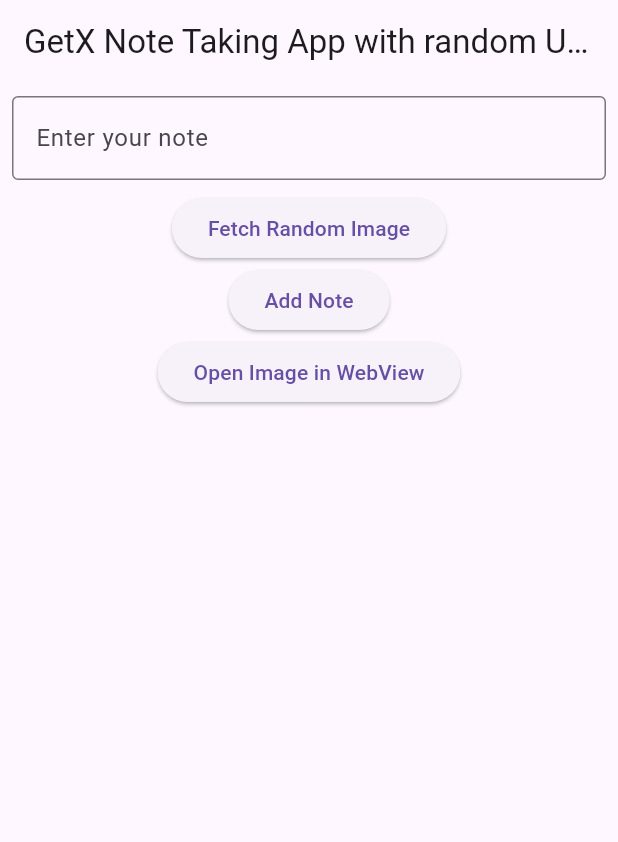
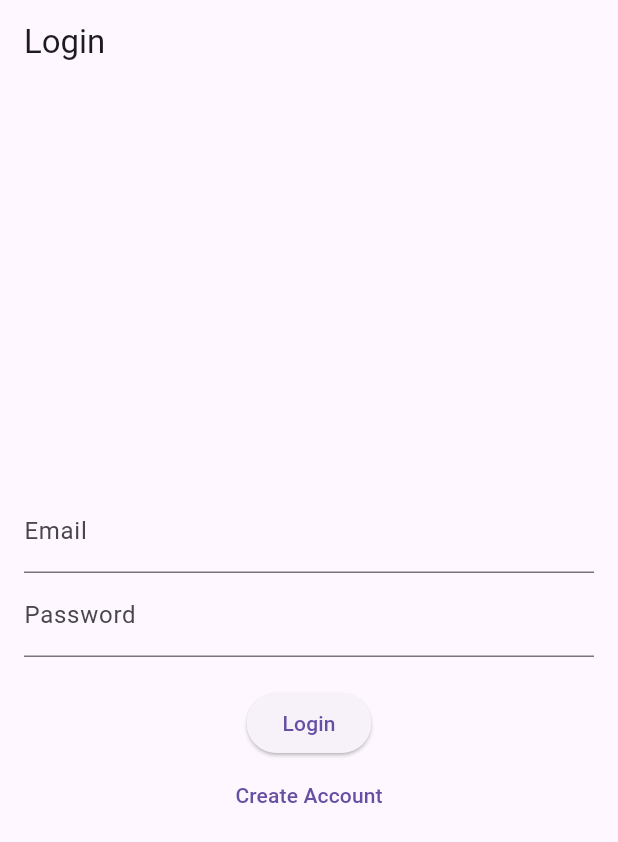
Before and after one commit to econsus/modul-mobile, a Flutter app: the screen it shows after launch, on a phone screen of 412 x 824 dp. Shown: the top 842 px of the screen. Run offline on Flutter 3.47's test engine with Material 3 defaults, Android fonts, the phone set to English and light mode, and no system bars; our stand-ins replace firebase_auth, firebase_core, get, webview_flutter; accounts and stored records are empty.

Commit message:
error, remove

```diff
--- a/lib/main.dart
+++ b/lib/main.dart
@@ -1,7 +1,9 @@
-// main.dart
 import 'package:flutter/material.dart';
+import 'package:firebase_core/firebase_core.dart';
 import 'views/note_app.dart';
 
-void main() {
+void main() async {
+  WidgetsFlutterBinding.ensureInitialized();
+  await Firebase.initializeApp();
   runApp(NoteApp());
 }
--- /dev/null
+++ b/lib/views/login_page.dart
@@ -0,0 +1,129 @@
+// views/login_page.dart
+import 'package:flutter/material.dart';
+import 'package:firebase_auth/firebase_auth.dart';
+import 'note_home_page.dart';
+
+class LoginPage extends StatefulWidget {
+  const LoginPage({super.key});
+
+  @override
+  _LoginPageState createState() => _LoginPageState();
+}
+
+class _LoginPageState extends State<LoginPage> {
+  final FirebaseAuth _auth = FirebaseAuth.instance;
+  final TextEditingController _emailController = TextEditingController();
+  final TextEditingController _passwordController = TextEditingController();
+  bool _isLoading = false;
+
+  Future<void> _signIn() async {
+    setState(() => _isLoading = true);
+    try {
+      await _auth.signInWithEmailAndPassword(
+        email: _emailController.text.trim(),
+        password: _passwordController.text.trim(),
+      );
+      Navigator.pushReplacement(
+        context,
+        MaterialPageRoute(builder: (_) => NoteHomePage()),
+      );
+    } on FirebaseAuthException catch (e) {
+      ScaffoldMessenger.of(context).showSnackBar(
+        SnackBar(content: Text(e.message ?? 'Login failed')),
+      );
+    } finally {
+      setState(() => _isLoading = false);
+    }
+  }
+
+  @override
+  Widget build(BuildContext context) {
+    return Scaffold(
+      appBar: AppBar(title: const Text('Login')),
+      body: Padding(
+        padding: const EdgeInsets.all(16.0),
+        child: Column(
+          mainAxisAlignment: MainAxisAlignment.center,
+          children: [
+            TextField(
+              controller: _emailController,
+              decoration: const InputDecoration(labelText: 'Email'),
+            ),
+            TextField(
+              controller: _passwordController,
+              decoration: const InputDecoration(labelText: 'Password'),
+              obscureText: true,
+            ),
+            const SizedBox(height: 20),
+            _isLoading
+                ? const CircularProgressIndicator()
+                : ElevatedButton(
+                    onPressed: _signIn,
+                    child: const Text('Login'),
+                  ),
+            TextButton(
+              onPressed: () {
+                Navigator.push(
+                  context,
+                  MaterialPageRoute(builder: (_) => SignUpPage()),
+                );
+              },
+              child: const Text('Create Account'),
+            ),
+          ],
+        ),
+      ),
+    );
+  }
+}
+
+class SignUpPage extends StatelessWidget {
+  final FirebaseAuth _auth = FirebaseAuth.instance;
+  final TextEditingController _emailController = TextEditingController();
+  final TextEditingController _passwordController = TextEditingController();
+
+  SignUpPage({super.key});
+
+  Future<void> _signUp(BuildContext context) async {
+    try {
+      await _auth.createUserWithEmailAndPassword(
+        email: _emailController.text.trim(),
+        password: _passwordController.text.trim(),
+      );
+      Navigator.pop(context);
+    } on FirebaseAuthException catch (e) {
+      ScaffoldMessenger.of(context).showSnackBar(
+        SnackBar(content: Text(e.message ?? 'Registration failed')),
+      );
+    }
+  }
+
+  @override
+  Widget build(BuildContext context) {
+    return Scaffold(
+      appBar: AppBar(title: const Text('Create Account')),
+      body: Padding(
+        padding: const EdgeInsets.all(16.0),
+        child: Column(
+          mainAxisAlignment: MainAxisAlignment.center,
+          children: [
+            TextField(
+              controller: _emailController,
+              decoration: const InputDecoration(labelText: 'Email'),
+            ),
+            TextField(
+              controller: _passwordController,
+              decoration: const InputDecoration(labelText: 'Password'),
+              obscureText: true,
+            ),
+            const SizedBox(height: 20),
+            ElevatedButton(
+              onPressed: () => _signUp(context),
+              child: const Text('Sign Up'),
+            ),
+          ],
+        ),
+      ),
+    );
+  }
+}
--- a/lib/views/note_app.dart
+++ b/lib/views/note_app.dart
@@ -1,10 +1,12 @@
-// views/note_app.dart
 import 'package:flutter/material.dart';
 import 'package:get/get.dart';
-import '../controllers/note_controller.dart';
+import 'package:firebase_auth/firebase_auth.dart';
+import 'login_page.dart';
 import 'note_home_page.dart';
 
 class NoteApp extends StatelessWidget {
+  const NoteApp({super.key});
+
   @override
   Widget build(BuildContext context) {
     return GetMaterialApp(
@@ -12,10 +14,9 @@ class NoteApp extends StatelessWidget {
       theme: ThemeData(
         primarySwatch: Colors.blue,
       ),
-      home: NoteHomePage(),
-      initialBinding: BindingsBuilder(() {
-        Get.put(NoteController());  // Initialize the controller globally
-      }),
+      home: FirebaseAuth.instance.currentUser == null
+          ? LoginPage()
+          : NoteHomePage(),
     );
   }
 }
--- a/lib/views/note_home_page.dart
+++ b/lib/views/note_home_page.dart
@@ -8,11 +8,13 @@ class NoteHomePage extends StatelessWidget {
   final TextEditingController _textEditingController = TextEditingController();
   String? _imageUrl;
 
+  NoteHomePage({super.key});
+
   @override
   Widget build(BuildContext context) {
     return Scaffold(
       appBar: AppBar(
-        title: Text('GetX Note Taking App with random Unsplash Images'),
+        title: const Text('GetX Note Taking App with random Unsplash Images'),
       ),
       body: Column(
         children: <Widget>[
@@ -20,7 +22,7 @@ class NoteHomePage extends StatelessWidget {
             padding: const EdgeInsets.all(8.0),
             child: TextField(
               controller: _textEditingController,
-              decoration: InputDecoration(
+              decoration: const InputDecoration(
                 border: OutlineInputBorder(),
                 labelText: 'Enter your note',
               ),
@@ -31,11 +33,11 @@ class NoteHomePage extends StatelessWidget {
               _imageUrl = await noteController.fetchRandomImage();
               if (_imageUrl == null) {
                 ScaffoldMessenger.of(context).showSnackBar(
-                  SnackBar(content: Text('Failed to fetch image')),
+                  const SnackBar(content: Text('Failed to fetch image')),
                 );
               }
             },
-            child: Text('Fetch Random Image'),
+            child: const Text('Fetch Random Image'),
           ),
           ElevatedButton(
             onPressed: () {
@@ -46,7 +48,7 @@ class NoteHomePage extends StatelessWidget {
               _textEditingController.clear();
               _imageUrl = null; // Clear image path after adding the note
             },
-            child: Text('Add Note'),
+            child: const Text('Add Note'),
           ),
           ElevatedButton(
             onPressed: () {
@@ -55,11 +57,11 @@ class NoteHomePage extends StatelessWidget {
                 Get.to(() => WebViewPage(url: _imageUrl!));
               } else {
                 ScaffoldMessenger.of(context).showSnackBar(
-                  SnackBar(content: Text('No image URL available')),
+                  const SnackBar(content: Text('No image URL available')),
                 );
               }
             },
-            child: Text('Open Image in WebView'),
+            child: const Text('Open Image in WebView'),
           ),
           Expanded(
             child: Obx(
@@ -78,7 +80,7 @@ class NoteHomePage extends StatelessWidget {
                           )
                         : null,
                     trailing: IconButton(
-                      icon: Icon(Icons.delete),
+                      icon: const Icon(Icons.delete),
                       onPressed: () {
                         noteController.deleteNoteAtIndex(index);
                       },
--- a/lib/views/webview_page.dart
+++ b/lib/views/webview_page.dart
@@ -4,7 +4,7 @@ import 'package:webview_flutter/webview_flutter.dart';
 class WebViewPage extends StatefulWidget {
   final String url;
 
-  WebViewPage({required this.url});
+  const WebViewPage({super.key, required this.url});
 
   @override
   _WebViewPageState createState() => _WebViewPageState();
@@ -27,7 +27,7 @@ class _WebViewPageState extends State<WebViewPage> {
   Widget build(BuildContext context) {
     return Scaffold(
       appBar: AppBar(
-        title: Text('WebView Example'),
+        title: const Text('WebView Example'),
       ),
       body: WebViewWidget(
         controller: _controller,
--- a/pubspec.yaml
+++ b/pubspec.yaml
@@ -30,6 +30,8 @@ environment:
 dependencies:
   flutter:
     sdk: flutter
+  firebase_core: ^2.4.1
+  firebase_auth: ^4.6.0
 
 
   # The following adds the Cupertino Icons font to your application.
```
Also changed, not shown: lib/app/modules/home/controllers/home_controller.dart (+0 -12 lines), pubspec.lock, 12 other files.
